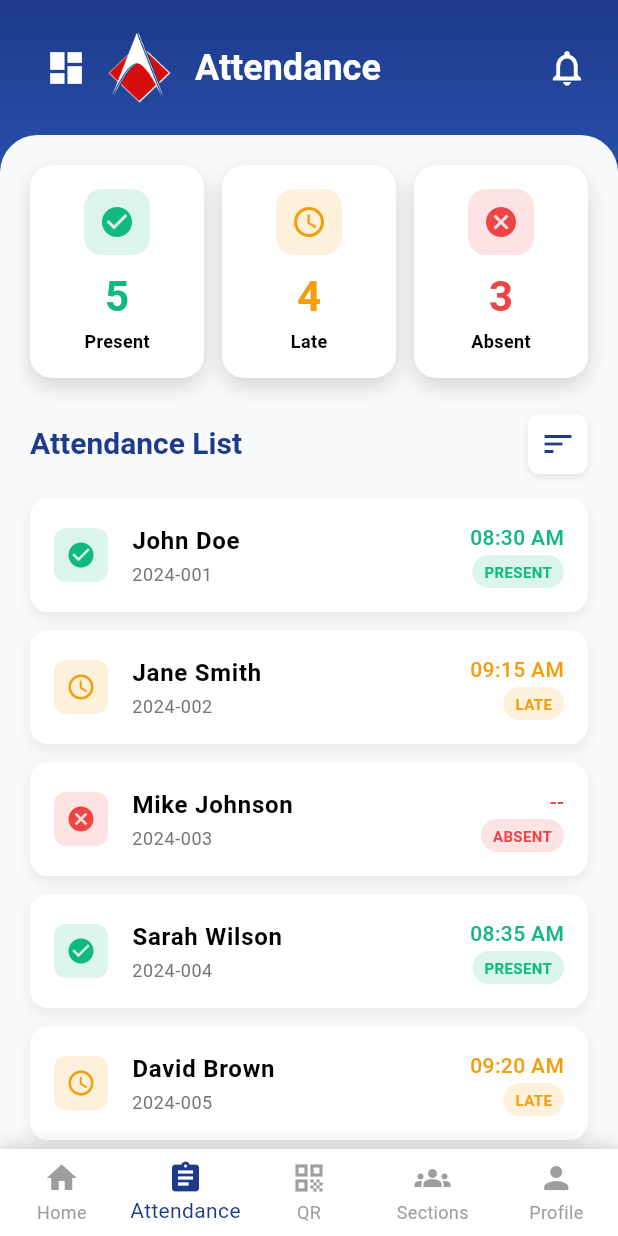
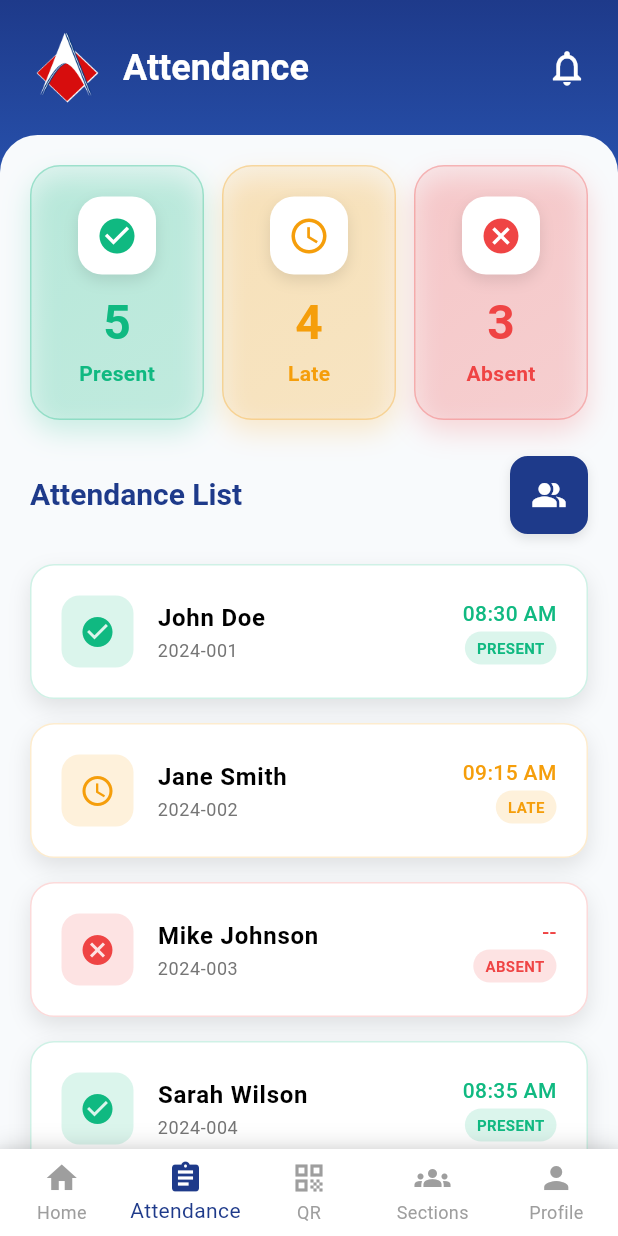
Before and after one commit to Davefgh/Attendance_Monitoring_Mobile, a Flutter app: the AttendanceScreen screen opened directly, on a phone screen of 412 x 824 dp. Run offline on Flutter 3.47's test engine with Material 3 defaults, Android fonts, the phone set to English and light mode, and no system bars.

Commit message:
style:adjust sizing of cards and improve ui of attendance class

```diff
--- a/lib/screens/attendance_screen.dart
+++ b/lib/screens/attendance_screen.dart
@@ -10,6 +10,7 @@ class AttendanceScreen extends StatefulWidget {
 class _AttendanceScreenState extends State<AttendanceScreen> {
   String selectedSort = 'all'; // Default: show all students
   bool showSortMenu = false;
+  bool isHovering = false;
   List<StudentAttendance> attendanceList = [
     StudentAttendance(name: 'John Doe', studentId: '2024-001', status: 'present', time: '08:30 AM'),
     StudentAttendance(name: 'Jane Smith', studentId: '2024-002', status: 'late', time: '09:15 AM'),
@@ -68,15 +69,6 @@ class _AttendanceScreenState extends State<AttendanceScreen> {
                 padding: const EdgeInsets.all(20),
                 child: Row(
                   children: [
-                    // Dashboard Button
-                    IconButton(
-                      onPressed: () => Navigator.of(context).pop(),
-                      icon: const Icon(
-                        Icons.dashboard,
-                        color: Colors.white,
-                        size: 28,
-                      ),
-                    ),
                     // ACLC Logo
                     Image.asset(
                       'images/aclc logo.png',
@@ -167,61 +159,12 @@ class _AttendanceScreenState extends State<AttendanceScreen> {
                               ),
                             ),
                             const Spacer(),
-                            GestureDetector(
-                              onTap: () {
-                                setState(() {
-                                  showSortMenu = !showSortMenu;
-                                });
-                              },
-                              child: Container(
-                                padding: const EdgeInsets.all(8),
-                                decoration: BoxDecoration(
-                                  color: Colors.white,
-                                  borderRadius: BorderRadius.circular(8),
-                                  boxShadow: [
-                                    BoxShadow(
-                                      color: Colors.black.withOpacity(0.1),
-                                      blurRadius: 4,
-                                      offset: const Offset(0, 2),
-                                    ),
-                                  ],
-                                ),
-                                child: const Icon(
-                                  Icons.sort,
-                                  color: Color(0xFF1E3A8A),
-                                  size: 24,
-                                ),
-                              ),
-                            ),
+                            // Expandable Sort Icon
+                            _buildExpandableSortIcon(),
                           ],
                         ),
 
-                        const SizedBox(height: 16),
-
-                        // Sort Menu
-                        if (showSortMenu)
-                          Container(
-                            margin: const EdgeInsets.only(bottom: 16),
-                            decoration: BoxDecoration(
-                              color: Colors.white,
-                              borderRadius: BorderRadius.circular(12),
-                              boxShadow: [
-                                BoxShadow(
-                                  color: Colors.black.withOpacity(0.1),
-                                  blurRadius: 8,
-                                  offset: const Offset(0, 4),
-                                ),
-                              ],
-                            ),
-                            child: Column(
-                              children: [
-                                _buildSortOption('all', 'All Students', Icons.people),
-                                _buildSortOption('present', 'Present', Icons.check_circle),
-                                _buildSortOption('late', 'Late', Icons.schedule),
-                                _buildSortOption('absent', 'Absent', Icons.cancel),
-                              ],
-                            ),
-                          ),
+                        const SizedBox(height: 20),
 
                         // Attendance List
                         ListView.builder(
@@ -259,6 +202,11 @@ class _AttendanceScreenState extends State<AttendanceScreen> {
           unselectedItemColor: Colors.grey,
           type: BottomNavigationBarType.fixed,
           currentIndex: 1, // Attendance tab selected
+          onTap: (index) {
+            if (index == 0) {
+              Navigator.of(context).pop(); // Go back to dashboard
+            }
+          },
           items: const [
             BottomNavigationBarItem(
               icon: Icon(Icons.home),
@@ -288,40 +236,58 @@ class _AttendanceScreenState extends State<AttendanceScreen> {
 
   Widget _buildStatusCard(String title, String count, IconData icon, Color color) {
     return Container(
-      padding: const EdgeInsets.all(16),
+      padding: const EdgeInsets.all(20),
       decoration: BoxDecoration(
-        color: Colors.white,
-        borderRadius: BorderRadius.circular(15),
+        gradient: LinearGradient(
+          colors: [
+            color.withOpacity(0.1),
+            color.withOpacity(0.05),
+          ],
+          begin: Alignment.topLeft,
+          end: Alignment.bottomRight,
+        ),
+        borderRadius: BorderRadius.circular(20),
+        border: Border.all(
+          color: color.withOpacity(0.3),
+          width: 1,
+        ),
         boxShadow: [
           BoxShadow(
-            color: Colors.black.withOpacity(0.15),
-            blurRadius: 12,
-            offset: const Offset(0, 6),
+            color: color.withOpacity(0.2),
+            blurRadius: 15,
+            offset: const Offset(0, 8),
           ),
         ],
       ),
       child: Column(
         children: [
           Container(
-            padding: const EdgeInsets.all(10),
+            padding: const EdgeInsets.all(12),
             decoration: BoxDecoration(
-              color: color.withOpacity(0.15),
-              borderRadius: BorderRadius.circular(12),
+              color: Colors.white,
+              borderRadius: BorderRadius.circular(16),
+              boxShadow: [
+                BoxShadow(
+                  color: Colors.black.withOpacity(0.1),
+                  blurRadius: 8,
+                  offset: const Offset(0, 4),
+                ),
+              ],
             ),
             child: Icon(
               icon,
               color: color,
-              size: 24,
+              size: 28,
             ),
           ),
-          const SizedBox(height: 10),
+          const SizedBox(height: 12),
           Center(
             child: Text(
               count,
               style: Theme.of(context).textTheme.headlineLarge?.copyWith(
                 fontWeight: FontWeight.bold,
                 color: color,
-                fontSize: 28,
+                fontSize: 32,
               ),
             ),
           ),
@@ -330,9 +296,9 @@ class _AttendanceScreenState extends State<AttendanceScreen> {
             child: Text(
               title,
               style: Theme.of(context).textTheme.bodyMedium?.copyWith(
-                color: Colors.black,
+                color: color,
                 fontWeight: FontWeight.w600,
-                fontSize: 12,
+                fontSize: 14,
               ),
             ),
           ),
@@ -343,16 +309,20 @@ class _AttendanceScreenState extends State<AttendanceScreen> {
 
   Widget _buildStudentCard(StudentAttendance student) {
     return Container(
-      margin: const EdgeInsets.only(bottom: 12),
-      padding: const EdgeInsets.all(16),
+      margin: const EdgeInsets.only(bottom: 16),
+      padding: const EdgeInsets.all(20),
       decoration: BoxDecoration(
         color: Colors.white,
-        borderRadius: BorderRadius.circular(12),
+        borderRadius: BorderRadius.circular(16),
+        border: Border.all(
+          color: _getStatusColor(student.status).withOpacity(0.2),
+          width: 1,
+        ),
         boxShadow: [
           BoxShadow(
-            color: Colors.black.withOpacity(0.08),
-            blurRadius: 8,
-            offset: const Offset(0, 4),
+            color: Colors.black.withOpacity(0.1),
+            blurRadius: 12,
+            offset: const Offset(0, 6),
           ),
         ],
       ),
@@ -360,15 +330,15 @@ class _AttendanceScreenState extends State<AttendanceScreen> {
         children: [
           // Status Icon
           Container(
-            padding: const EdgeInsets.all(8),
+            padding: const EdgeInsets.all(12),
             decoration: BoxDecoration(
               color: _getStatusColor(student.status).withOpacity(0.15),
-              borderRadius: BorderRadius.circular(8),
+              borderRadius: BorderRadius.circular(12),
             ),
             child: Icon(
               _getStatusIcon(student.status),
               color: _getStatusColor(student.status),
-              size: 20,
+              size: 24,
             ),
           ),
           const SizedBox(width: 16),
@@ -433,39 +403,91 @@ class _AttendanceScreenState extends State<AttendanceScreen> {
     );
   }
 
-  Widget _buildSortOption(String status, String label, IconData icon) {
-    return InkWell(
+  Widget _buildExpandableSortIcon() {
+    return Stack(
+      children: [
+        // Main All Students Icon
+        GestureDetector(
+          onTap: () => selectSort('all'),
+          onTapDown: (_) => setState(() => isHovering = true),
+          onTapUp: (_) => setState(() => isHovering = false),
+          onTapCancel: () => setState(() => isHovering = false),
+          child: Container(
+            padding: const EdgeInsets.all(12),
+            decoration: BoxDecoration(
+              color: selectedSort == 'all' ? const Color(0xFF1E3A8A) : Colors.white,
+              borderRadius: BorderRadius.circular(12),
+              boxShadow: [
+                BoxShadow(
+                  color: Colors.black.withOpacity(0.1),
+                  blurRadius: 6,
+                  offset: const Offset(0, 3),
+                ),
+              ],
+              border: Border.all(
+                color: selectedSort == 'all' ? const Color(0xFF1E3A8A) : Colors.grey[300]!,
+                width: selectedSort == 'all' ? 2 : 1,
+              ),
+            ),
+            child: Icon(
+              Icons.people_alt,
+              color: selectedSort == 'all' ? Colors.white : Colors.grey[600],
+              size: 24,
+            ),
+          ),
+        ),
+
+        // Expanded Sort Options (shown when hovering)
+        if (isHovering)
+          Positioned(
+            right: 0,
+            top: 0,
+            child: Container(
+              margin: const EdgeInsets.only(top: 8),
+              padding: const EdgeInsets.all(8),
+              decoration: BoxDecoration(
+                color: Colors.white,
+                borderRadius: BorderRadius.circular(12),
+                boxShadow: [
+                  BoxShadow(
+                    color: Colors.black.withOpacity(0.15),
+                    blurRadius: 10,
+                    offset: const Offset(0, 5),
+                  ),
+                ],
+              ),
+              child: Column(
+                children: [
+                  _buildExpandedSortOption('present', Icons.check_circle),
+                  const SizedBox(height: 8),
+                  _buildExpandedSortOption('late', Icons.schedule),
+                  const SizedBox(height: 8),
+                  _buildExpandedSortOption('absent', Icons.cancel),
+                ],
+              ),
+            ),
+          ),
+      ],
+    );
+  }
+
+  Widget _buildExpandedSortOption(String status, IconData icon) {
+    return GestureDetector(
       onTap: () => selectSort(status),
       child: Container(
-        padding: const EdgeInsets.symmetric(horizontal: 16, vertical: 12),
+        padding: const EdgeInsets.all(8),
         decoration: BoxDecoration(
-          color: selectedSort == status ? const Color(0xFF1E3A8A).withOpacity(0.1) : Colors.transparent,
+          color: selectedSort == status ? const Color(0xFF1E3A8A) : Colors.white,
           borderRadius: BorderRadius.circular(8),
+          border: Border.all(
+            color: selectedSort == status ? const Color(0xFF1E3A8A) : Colors.grey[300]!,
+            width: selectedSort == status ? 2 : 1,
+          ),
         ),
-        child: Row(
-          children: [
-            Icon(
-              icon,
-              color: selectedSort == status ? const Color(0xFF1E3A8A) : Colors.grey[600],
-              size: 20,
-            ),
-            const SizedBox(width: 12),
-            Text(
-              label,
-              style: TextStyle(
-                color: selectedSort == status ? const Color(0xFF1E3A8A) : Colors.black,
-                fontWeight: selectedSort == status ? FontWeight.w600 : FontWeight.w500,
-                fontSize: 16,
-              ),
-            ),
-            const Spacer(),
-            if (selectedSort == status)
-              const Icon(
-                Icons.check,
-                color: Color(0xFF1E3A8A),
-                size: 20,
-              ),
-          ],
+        child: Icon(
+          icon,
+          color: selectedSort == status ? Colors.white : Colors.grey[600],
+          size: 20,
         ),
       ),
     );
```
